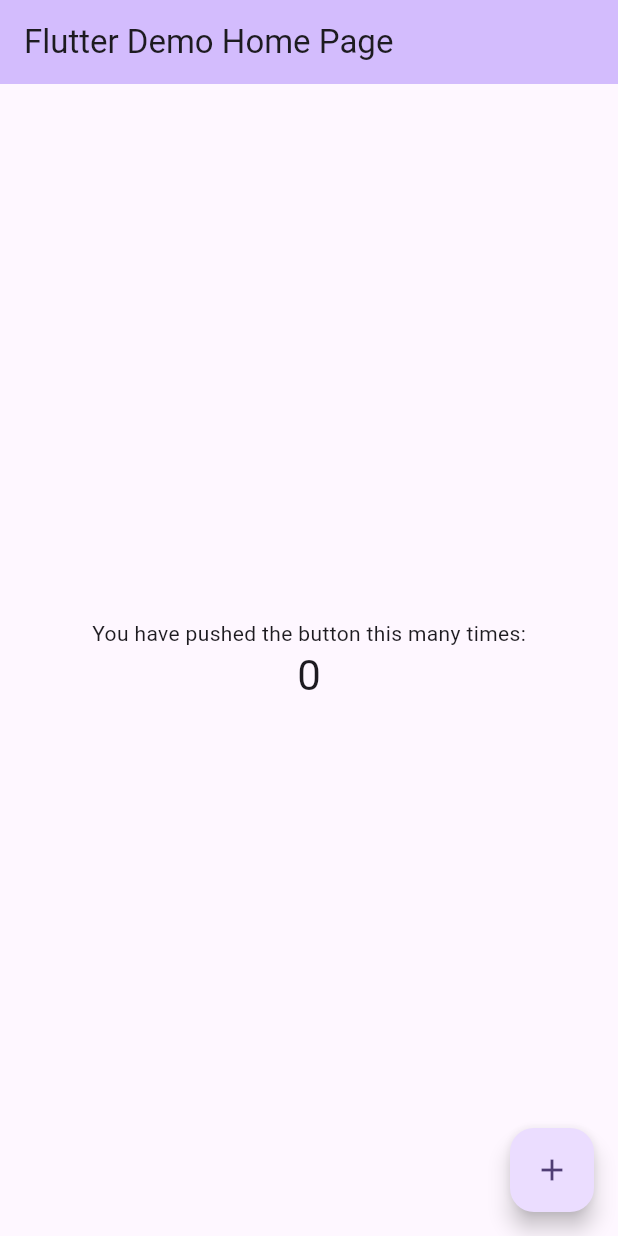
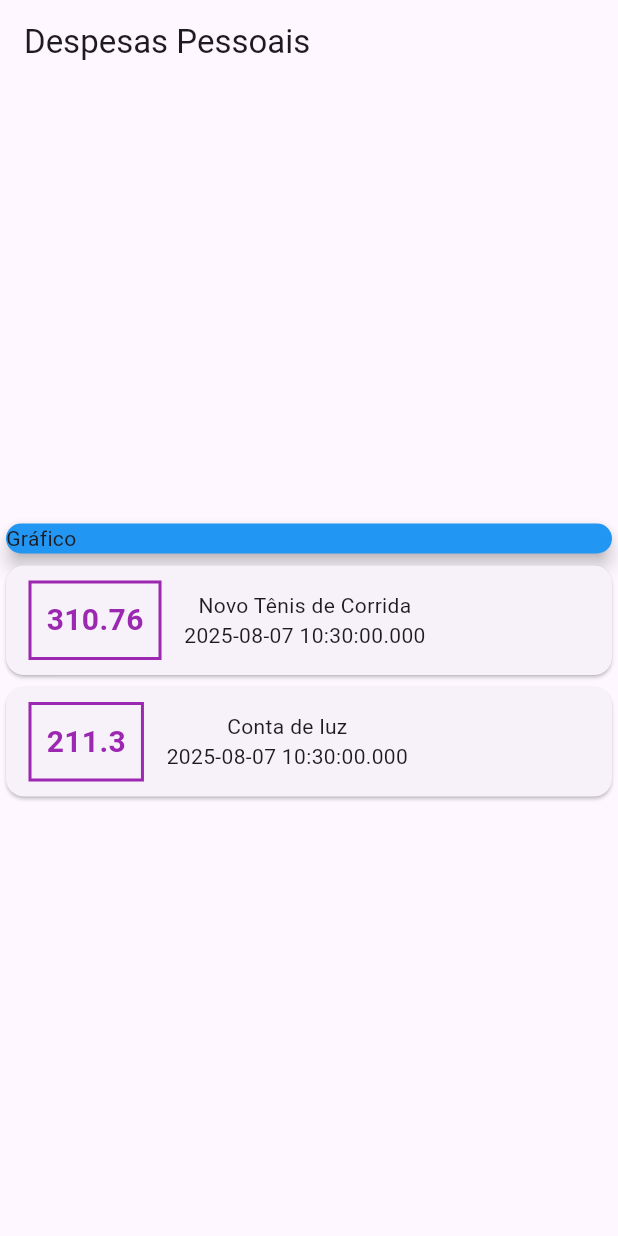
Before and after one commit to wagnerchimenez/expenses, a Flutter app: the screen it shows after launch, on a phone screen of 412 x 824 dp. Run offline on Flutter 3.47's test engine with Material 3 defaults, Android fonts, the phone set to English and light mode, and no system bars.

```diff
--- a/projects/expenses/lib/main.dart
+++ b/projects/expenses/lib/main.dart
@@ -1,122 +1,87 @@
+import 'package:expenses/models/transaction.dart';
 import 'package:flutter/material.dart';
 
-void main() {
-  runApp(const MyApp());
+void main() => runApp(ExpensesApp());
+
+class ExpensesApp extends StatelessWidget {
+  const ExpensesApp({super.key});
+
+  @override
+  Widget build(BuildContext context) {
+    return MaterialApp(home: MyHomePage());
+  }
 }
 
-class MyApp extends StatelessWidget {
-  const MyApp({super.key});
+class MyHomePage extends StatelessWidget {
+  MyHomePage({super.key});
 
-  // This widget is the root of your application.
+  final _transactions = [
+    Transaction(
+      id: 't1',
+      title: 'Novo Tênis de Corrida',
+      value: 310.76,
+      date: DateTime.now(),
+    ),
+    Transaction(
+      id: 't2',
+      title: 'Conta de luz',
+      value: 211.30,
+      date: DateTime.now(),
+    ),
+  ];
+
   @override
   Widget build(BuildContext context) {
-    return MaterialApp(
-      title: 'Flutter Demo',
-      theme: ThemeData(
-        // This is the theme of your application.
-        //
-        // TRY THIS: Try running your application with "flutter run". You'll see
-        // the application has a purple toolbar. Then, without quitting the app,
-        // try changing the seedColor in the colorScheme below to Colors.green
-        // and then invoke "hot reload" (save your changes or press the "hot
-        // reload" button in a Flutter-supported IDE, or press "r" if you used
-        // the command line to start the app).
-        //
-        // Notice that the counter didn't reset back to zero; the application
-        // state is not lost during the reload. To reset the state, use hot
-        // restart instead.
-        //
-        // This works for code too, not just values: Most code changes can be
-        // tested with just a hot reload.
-        colorScheme: ColorScheme.fromSeed(seedColor: Colors.deepPurple),
+    return Scaffold(
+      appBar: AppBar(title: Text('Despesas Pessoais')),
+      body: Column(
+        mainAxisAlignment: MainAxisAlignment.center,
+        crossAxisAlignment: CrossAxisAlignment.start,
+        children: <Widget>[
+          SizedBox(
+            width: double.infinity,
+            child: Card(
+              color: Colors.blue,
+              elevation: 5,
+              child: Text('Gráfico'),
+            ),
+          ),
+          Column(
+            children: _transactions.map((transaction) {
+              return Card(
+                child: Row(
+                  children: [
+                    Container(
+                      margin: EdgeInsets.symmetric(
+                        horizontal: 15,
+                        vertical: 10,
+                      ),
+                      decoration: BoxDecoration(
+                        border: Border.all(color: Colors.purple, width: 2),
+                      ),
+                      padding: EdgeInsets.all(10),
+                      child: Text(
+                        transaction.value.toString(),
+                        style: TextStyle(
+                          fontWeight: FontWeight.bold,
+                          fontSize: 20,
+                          color: Colors.purple,
+                        ),
+                      ),
+                    ),
+                    Column(
+                      children: [
+                        Text(transaction.title),
+                        Text(transaction.date.toString()),
+                      ],
+                    ),
+                  ],
+                ),
+              );
+            }).toList(),
+          ),
+        ],
       ),
-      home: const MyHomePage(title: 'Flutter Demo Home Page'),
     );
   }
 }
-
-class MyHomePage extends StatefulWidget {
-  const MyHomePage({super.key, required this.title});
-
-  // This widget is the home page of your application. It is stateful, meaning
-  // that it has a State object (defined below) that contains fields that affect
-  // how it looks.
-
-  // This class is the configuration for the state. It holds the values (in this
-  // case the title) provided by the parent (in this case the App widget) and
-  // used by the build method of the State. Fields in a Widget subclass are
-  // always marked "final".
-
-  final String title;
-
-  @override
-  State<MyHomePage> createState() => _MyHomePageState();
-}
-
-class _MyHomePageState extends State<MyHomePage> {
-  int _counter = 0;
-
-  void _incrementCounter() {
-    setState(() {
-      // This call to setState tells the Flutter framework that something has
-      // changed in this State, which causes it to rerun the build method below
-      // so that the display can reflect the updated values. If we changed
-      // _counter without calling setState(), then the build method would not be
-      // called again, and so nothing would appear to happen.
-      _counter++;
-    });
-  }
-
-  @override
-  Widget build(BuildContext context) {
-    // This method is rerun every time setState is called, for instance as done
-    // by the _incrementCounter method above.
-    //
-    // The Flutter framework has been optimized to make rerunning build methods
-    // fast, so that you can just rebuild anything that needs updating rather
-    // than having to individually change instances of widgets.
-    return Scaffold(
-      appBar: AppBar(
-        // TRY THIS: Try changing the color here to a specific color (to
-        // Colors.amber, perhaps?) and trigger a hot reload to see the AppBar
-        // change color while the other colors stay the same.
-        backgroundColor: Theme.of(context).colorScheme.inversePrimary,
-        // Here we take the value from the MyHomePage object that was created by
-        // the App.build method, and use it to set our appbar title.
-        title: Text(widget.title),
-      ),
-      body: Center(
-        // Center is a layout widget. It takes a single child and positions it
-        // in the middle of the parent.
-        child: Column(
-          // Column is also a layout widget. It takes a list of children and
-          // arranges them vertically. By default, it sizes itself to fit its
-          // children horizontally, and tries to be as tall as its parent.
-          //
-          // Column has various properties to control how it sizes itself and
-          // how it positions its children. Here we use mainAxisAlignment to
-          // center the children vertically; the main axis here is the vertical
-          // axis because Columns are vertical (the cross axis would be
-          // horizontal).
-          //
-          // TRY THIS: Invoke "debug painting" (choose the "Toggle Debug Paint"
-          // action in the IDE, or press "p" in the console), to see the
-          // wireframe for each widget.
-          mainAxisAlignment: MainAxisAlignment.center,
-          children: <Widget>[
-            const Text('You have pushed the button this many times:'),
-            Text(
-              '$_counter',
-              style: Theme.of(context).textTheme.headlineMedium,
-            ),
-          ],
-        ),
-      ),
-      floatingActionButton: FloatingActionButton(
-        onPressed: _incrementCounter,
-        tooltip: 'Increment',
-        child: const Icon(Icons.add),
-      ), // This trailing comma makes auto-formatting nicer for build methods.
-    );
-  }
-}
--- /dev/null
+++ b/projects/expenses/lib/models/transaction.dart
@@ -0,0 +1,13 @@
+class Transaction {
+  final String id;
+  final String title;
+  final double value;
+  final DateTime date;
+
+  Transaction({
+    required this.id,
+    required this.title,
+    required this.value,
+    required this.date
+  });
+}
--- a/projects/expenses/pubspec.yaml
+++ b/projects/expenses/pubspec.yaml
@@ -44,7 +44,7 @@ dev_dependencies:
   # activated in the `analysis_options.yaml` file located at the root of your
   # package. See that file for information about deactivating specific lint
   # rules and activating additional ones.
-  flutter_lints: ^5.0.0
+  flutter_lints: ^6.0.0
 
 # For information on the generic Dart part of this file, see the
 # following page: https://dart.dev/tools/pub/pubspec
```
Also changed, not shown: .devcontainer/devcontainer.json, projects/expenses/pubspec.lock, 3 other files.
